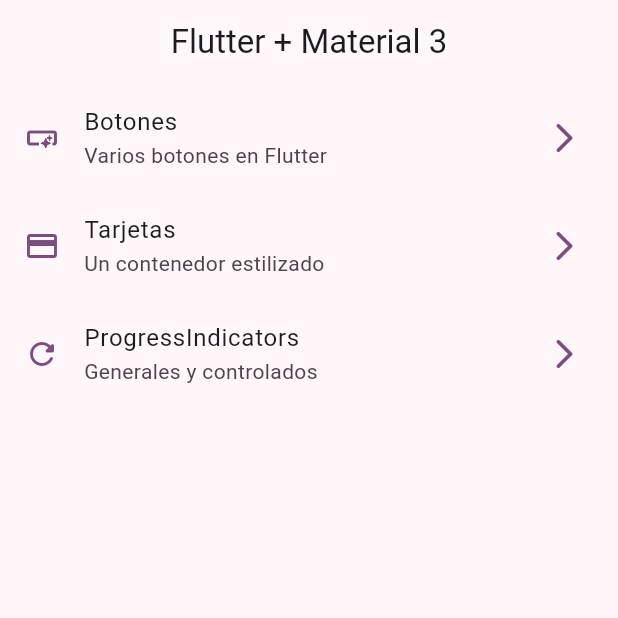
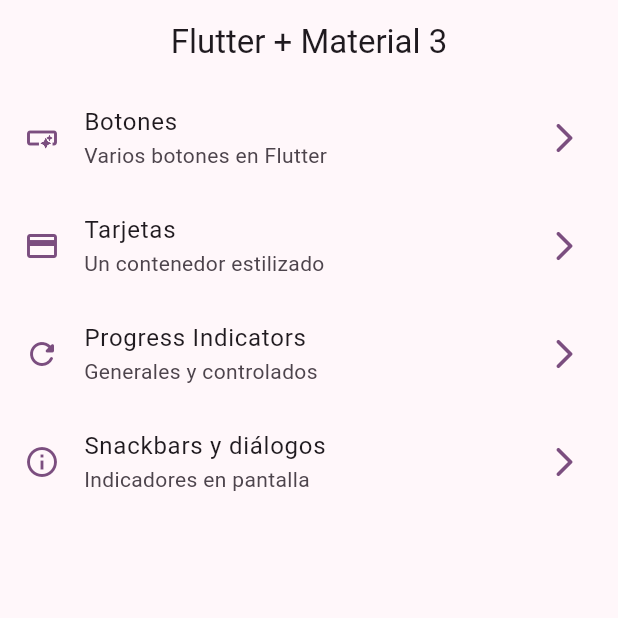
Before and after one commit to ZambranoTech/Flutter-Widgets_app, a Flutter app: the screen it shows after launch, on a phone screen of 412 x 824 dp, the top half of it. Run offline on Flutter 3.47's test engine with Material 2 defaults, Android fonts, the phone set to English and light mode, and no system bars; our stand-ins replace go_router; missing offline and left inert: dart:ffi.

Commit message:
snackbars dialogs terminado

```diff
--- a/lib/config/menu/menu_items.dart
+++ b/lib/config/menu/menu_items.dart
@@ -30,9 +30,15 @@ const appMenuItems = <MenuItem>[
     ),
 
     MenuItem(
-    title: 'ProgressIndicators',
+    title: 'Progress Indicators',
     subTitle: 'Generales y controlados',
     link: '/progress',
     icon: Icons.refresh_rounded
     ),
+     MenuItem(
+    title: 'Snackbars y diálogos',
+    subTitle: 'Indicadores en pantalla',
+    link: '/snackbars',
+    icon: Icons.info_outline
+    ),
 ];
--- a/lib/config/router/app_router.dart
+++ b/lib/config/router/app_router.dart
@@ -1,6 +1,7 @@
 import 'package:go_router/go_router.dart';
 import 'package:widgets_app/presentation/screens/progress/progress_screen.dart';
 import 'package:widgets_app/presentation/screens/screens.dart';
+import 'package:widgets_app/presentation/screens/snackbar/snackbar_screen.dart';
 
 // GoRouter configuration
 final appRouter = GoRouter(
@@ -26,5 +27,10 @@ final appRouter = GoRouter(
       name: ProgressScreen.name,
       builder: (context, state) => const ProgressScreen(),
     ),
+     GoRoute(
+      path: '/snackbars',
+      name: SnackBarScreen.name,
+      builder: (context, state) => const SnackBarScreen(),
+    ),
   ],
 );
--- a/lib/main.dart
+++ b/lib/main.dart
@@ -15,6 +15,7 @@ class MainApp extends StatelessWidget {
   @override
   Widget build(BuildContext context) {
     return MaterialApp.router(
+      title: 'Flutter Widgets',
         routerConfig: appRouter,
         debugShowCheckedModeBanner: false,
         theme: AppTheme(selectedColor: 4).getTheme(),
```
Also changed, not shown: lib/presentation/screens/snackbar/snackbar_screen.dart (+60 -2 lines).
